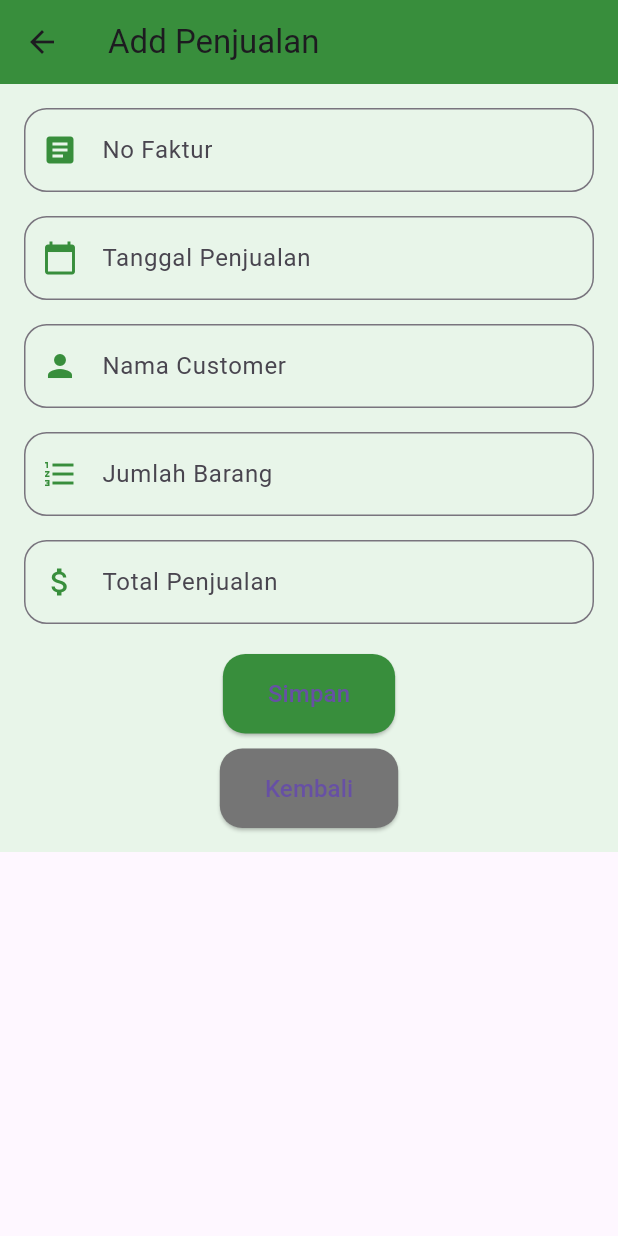
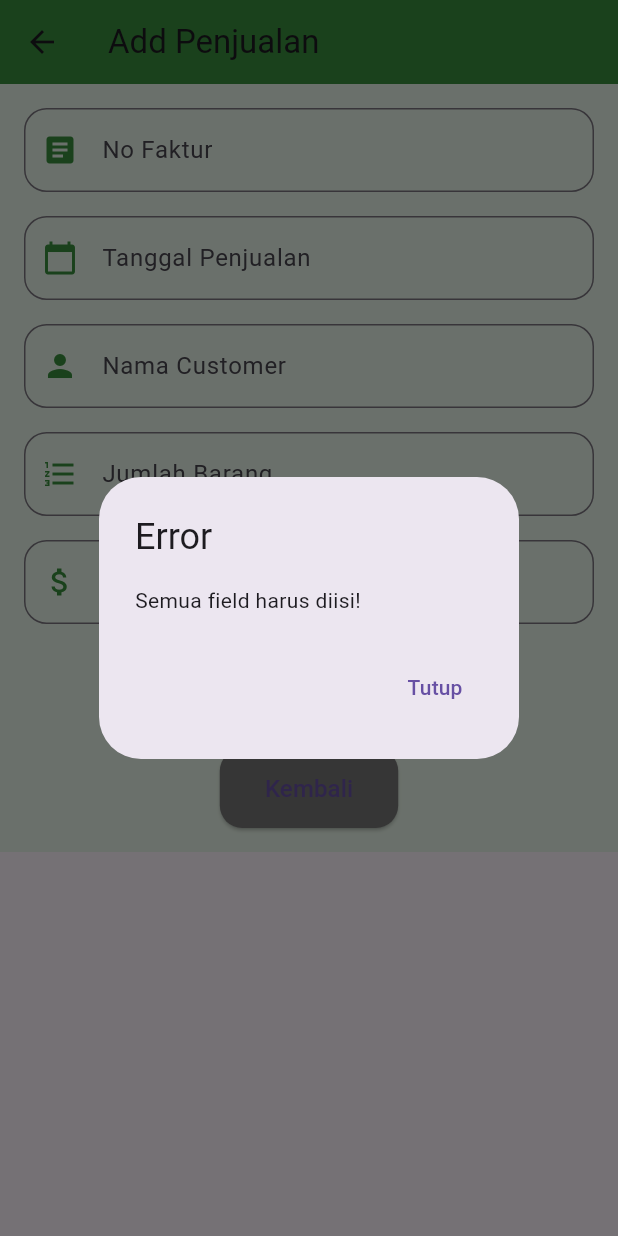
Before and after one commit to sindymaulina04/flutter_sindymaulina, a Flutter app: the AddPage screen opened directly, after a tap on "Simpan", on a phone screen of 412 x 824 dp. Run offline on Flutter 3.47's test engine with Material 3 defaults, Android fonts, the phone set to English and light mode, and no system bars.

```diff
--- a/lib/add_page_tugas1.dart
+++ b/lib/add_page_tugas1.dart
@@ -12,12 +12,12 @@ class AddPage extends StatelessWidget {
     return Scaffold(
       appBar: AppBar(
         title: Text('Add Penjualan'),
-        backgroundColor: Colors.green[700], // Mengubah warna AppBar
+        backgroundColor: Colors.green[700],
       ),
       body: Container(
-        color: Colors.green[50], // Warna latar belakang
+        color: Colors.green[50],
         padding: EdgeInsets.all(16.0),
-        child: SingleChildScrollView( // Memungkinkan scrolling jika konten terlalu banyak
+        child: SingleChildScrollView(
           child: Column(
             children: <Widget>[
               _buildTextField(_fakturController, 'No Faktur', Icons.article),
@@ -32,7 +32,7 @@ class AddPage extends StatelessWidget {
               SizedBox(height: 20),
               ElevatedButton(
                 style: ElevatedButton.styleFrom(
-                  backgroundColor: Colors.green[700], // Warna tombol
+                  backgroundColor: Colors.green[700],
                   padding: EdgeInsets.symmetric(horizontal: 30, vertical: 15),
                   shape: RoundedRectangleBorder(
                     borderRadius: BorderRadius.circular(15),
@@ -43,13 +43,44 @@ class AddPage extends StatelessWidget {
                   style: TextStyle(fontSize: 16),
                 ),
                 onPressed: () {
-                  // Logika untuk menyimpan data penjualan
+                  // Ambil data dari text fields
+                  String noFaktur = _fakturController.text;
+                  String tanggal = _tanggalController.text;
+                  String customer = _customerController.text;
+                  String jumlah = _jumlahController.text;
+                  String total = _totalController.text;
+
+                  // Kembali ke DashboardPage dengan data yang sudah diisi
+                  if (noFaktur.isNotEmpty && tanggal.isNotEmpty && customer.isNotEmpty && jumlah.isNotEmpty && total.isNotEmpty) {
+                    Navigator.pop(context, {
+                      'noFaktur': noFaktur,
+                      'tanggal': tanggal,
+                      'customer': customer,
+                      'jumlah': jumlah,
+                      'total': total,
+                    });
+                  } else {
+                    // Tampilkan pesan kesalahan jika ada field yang kosong
+                    showDialog(
+                      context: context,
+                      builder: (context) => AlertDialog(
+                        title: Text('Error'),
+                        content: Text('Semua field harus diisi!'),
+                        actions: [
+                          TextButton(
+                            onPressed: () => Navigator.pop(context),
+                            child: Text('Tutup'),
+                          ),
+                        ],
+                      ),
+                    );
+                  }
                 },
               ),
               SizedBox(height: 10),
               ElevatedButton(
                 style: ElevatedButton.styleFrom(
-                  backgroundColor: Colors.grey[600], // Warna tombol kembali
+                  backgroundColor: Colors.grey[600],
                   padding: EdgeInsets.symmetric(horizontal: 30, vertical: 15),
                   shape: RoundedRectangleBorder(
                     borderRadius: BorderRadius.circular(15),
```
Also changed, not shown: lib/dasboard_page_tugas1.dart (+108 -109 lines), lib/sale.dart (added, +15 -0 lines).
